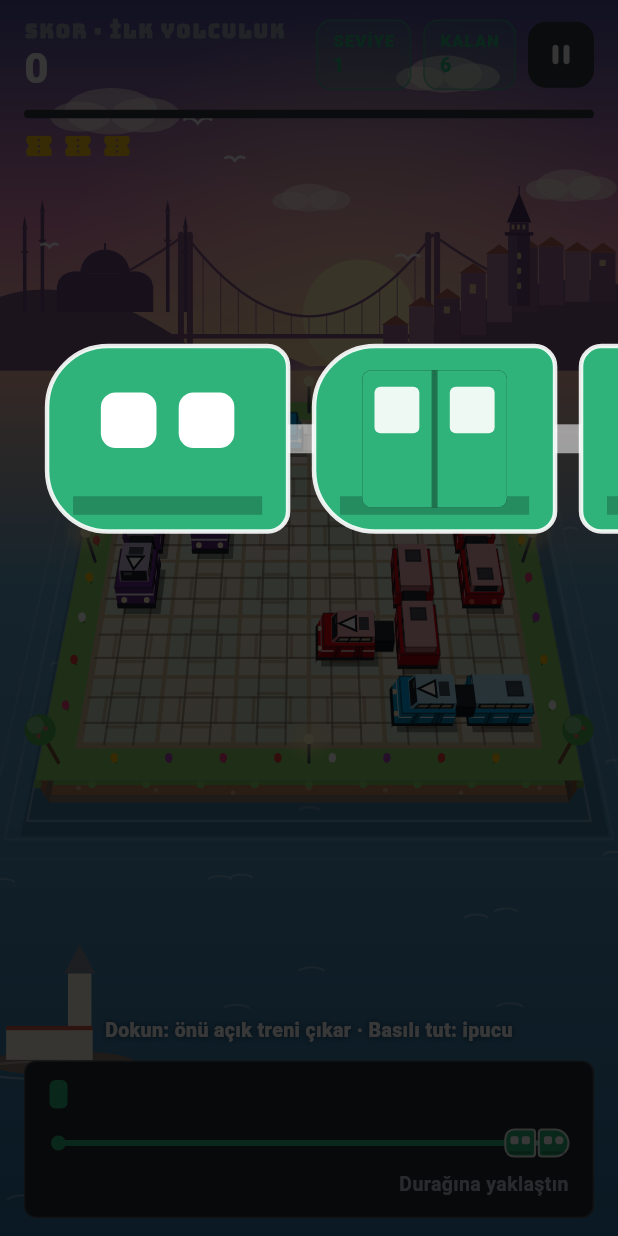
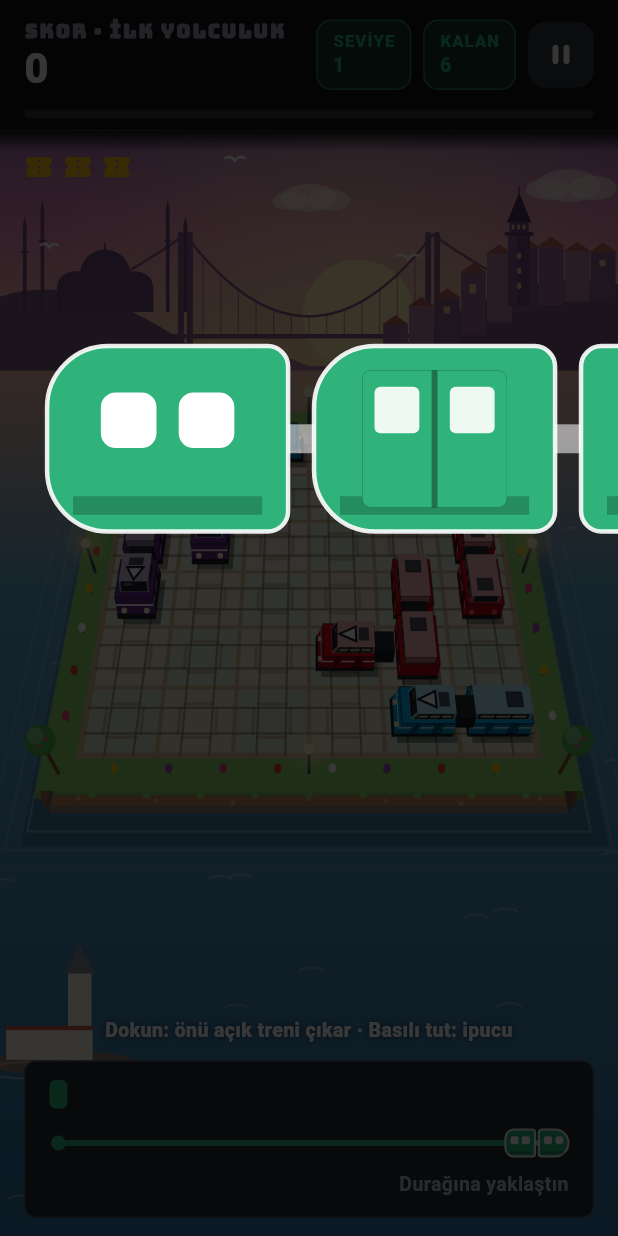
Before and after one commit to emirergorun/istanbul_metrosu, a Flutter app: the MetroLineScreen screen opened directly with empty values, on a phone screen of 412 x 824 dp. Run offline on Flutter 3.47's test engine with Material 3 defaults, Android fonts, the phone set to English and light mode, and no system bars; our stand-ins replace audioplayers, clock, share_plus, shared_preferences; missing offline and left inert: mobile_scanner, qr; accounts and stored records are empty; Roboto replaces fonts that are missing (M PLUS Rounded 1c); statements that could not run were skipped.

Commit message:
metro hattı üst panel düzenlemesi

```diff
--- a/lib/features/games/metro_line/presentation/metro_line_screen.dart
+++ b/lib/features/games/metro_line/presentation/metro_line_screen.dart
@@ -360,22 +360,48 @@ class _MetroLineScreenState extends State<MetroLineScreen>
                     child: CustomPaint(painter: MetroLineIstanbulBackdrop()),
                   ),
                 ),
-                SafeArea(
+                Column(
+                  children: <Widget>[
+                    // Üst bilgi alanının arkası mat. HUD'ın renkleri (soluk
+                    // gri künye, yarı saydam hat rengi rozetler, rekor
+                    // çubuğu) uygulamanın koyu zeminine göre ayarlı; gün
+                    // batımı göğünün üstünde okunmuyordu. Şerit HUD'ı
+                    // değiştirmiyor, yalnızca diğer oyunlardaki zemini
+                    // arkasına koyuyor — üst alan her oyunda aynı kalsın.
+                    ColoredBox(
+                      color: AppColors.background,
+                      child: SafeArea(
+                        bottom: false,
                         child: Padding(
                           padding: const EdgeInsets.fromLTRB(
                             AppSpacing.lg,
                             AppSpacing.md,
                             AppSpacing.lg,
+                            AppSpacing.sm,
+                          ),
+                          child: _MetroLineHud(
+                            controller: controller,
+                            accent: accent,
+                            onPause: controller.pause,
+                          ),
+                        ),
+                      ),
+                    ),
+                    // Şeridin alt kenarı göğe yumuşakça karışır; keskin bir
+                    // çizgi sahneyi başlık çubuğuyla kesilmiş gösterirdi.
+                    const _HudFade(),
+                    Expanded(
+                      child: SafeArea(
+                        top: false,
+                        child: Padding(
+                          padding: const EdgeInsets.fromLTRB(
+                            AppSpacing.lg,
+                            0,
+                            AppSpacing.lg,
                             AppSpacing.md,
                           ),
                           child: Column(
                             children: <Widget>[
-                        _MetroLineHud(
-                          controller: controller,
-                          accent: accent,
-                          onPause: controller.pause,
-                        ),
-                        const SizedBox(height: AppSpacing.sm),
                               _HeartRow(hearts: controller.hearts),
                               const SizedBox(height: AppSpacing.sm),
                               Expanded(
@@ -384,7 +410,8 @@ class _MetroLineScreenState extends State<MetroLineScreen>
                                   accent: accent,
                                   departure: _departure,
                                   blocked: _blocked,
-                            departingTrain: controller.level == _departingLevel
+                                  departingTrain:
+                                      controller.level == _departingLevel
                                       ? _departingTrain
                                       : null,
                                   departingSize: _departingSize,
@@ -411,7 +438,10 @@ class _MetroLineScreenState extends State<MetroLineScreen>
                                   fontWeight: FontWeight.w800,
                                   color: Colors.white,
                                   shadows: const <Shadow>[
-                              Shadow(color: Color(0xCC0B2236), blurRadius: 6),
+                                    Shadow(
+                                      color: Color(0xCC0B2236),
+                                      blurRadius: 6,
+                                    ),
                                   ],
                                 ),
                               ),
@@ -423,11 +453,15 @@ class _MetroLineScreenState extends State<MetroLineScreen>
                                   context,
                                 ).metro.stationsOfLine(journey.lineId),
                                 accent: accent,
-                          isMoving: controller.status == GameStatus.playing,
+                                isMoving:
+                                    controller.status == GameStatus.playing,
                               ),
                             ],
                           ),
                         ),
+                      ),
+                    ),
+                  ],
                 ),
                 _Banner(
                   animation: _bannerAnimation,
@@ -502,6 +536,34 @@ class _MetroLineScreenState extends State<MetroLineScreen>
       onRestart: controller.restart,
       onExit: _exitToHome,
       showBackdrop: showBackdrop,
+    );
+  }
+}
+
+/// Mat HUD şeridinden sahneye geçiş: zeminden saydama kısa bir gradyan.
+class _HudFade extends StatelessWidget {
+  const _HudFade();
+
+  /// Jeton satırıyla HUD arasındaki eski boşluğun yerini tutar.
+  static const double height = 14;
+
+  @override
+  Widget build(BuildContext context) {
+    return SizedBox(
+      height: height,
+      width: double.infinity,
+      child: DecoratedBox(
+        decoration: BoxDecoration(
+          gradient: LinearGradient(
+            begin: Alignment.topCenter,
+            end: Alignment.bottomCenter,
+            colors: <Color>[
+              AppColors.background,
+              AppColors.background.withValues(alpha: 0),
+            ],
+          ),
+        ),
+      ),
     );
   }
 }
```
Also changed, not shown: 1 other file. Lines whose indentation alone changed are shown as unchanged.
